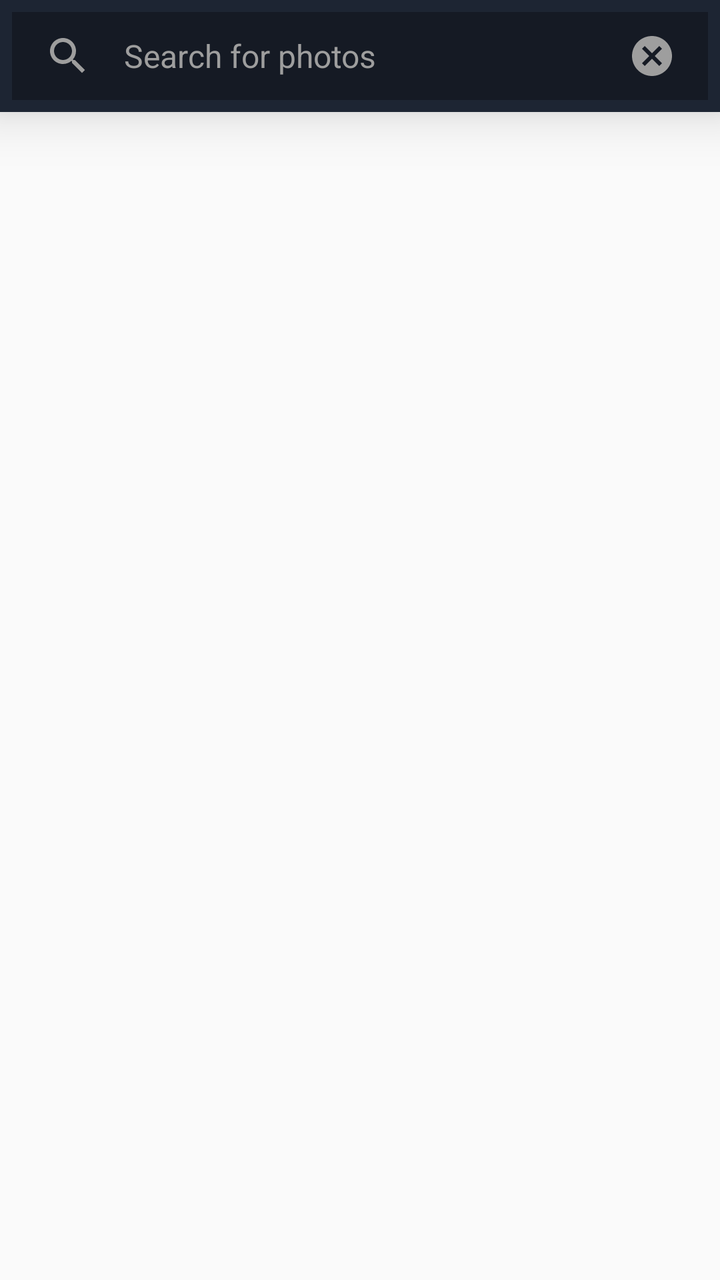
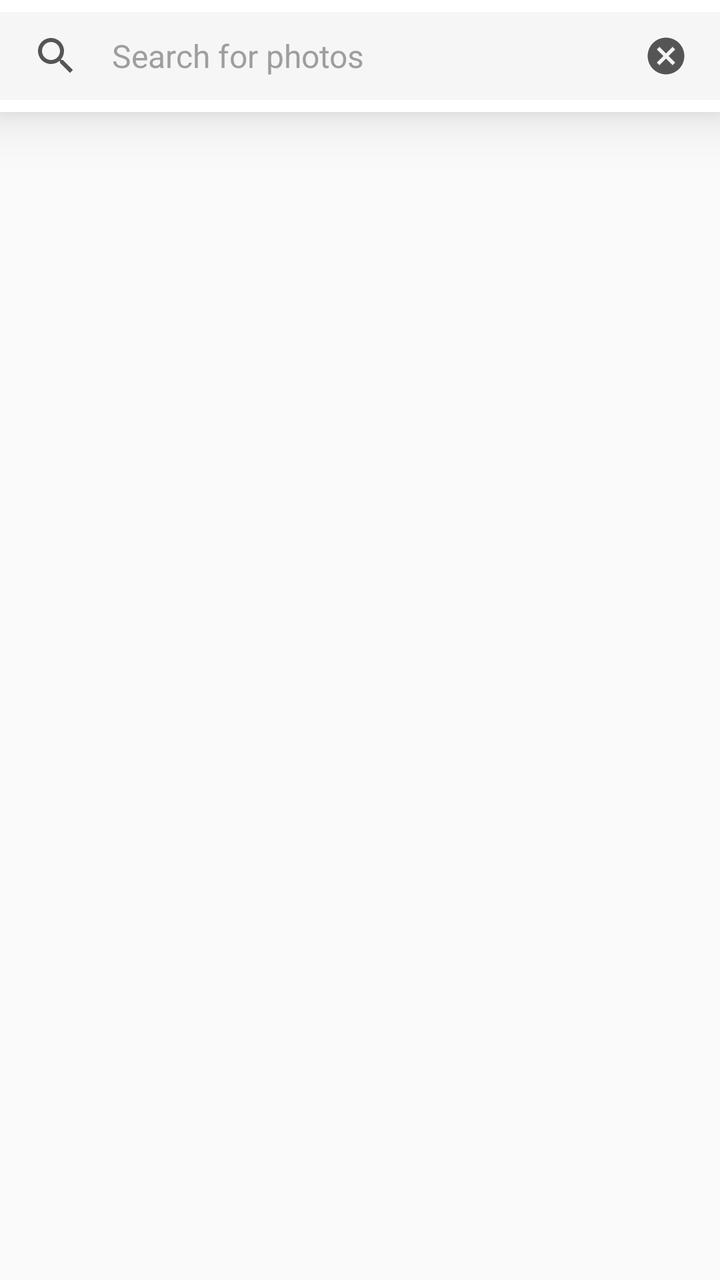

Screens rendered from an Android XML layout before and after an edit, with the pre-edit source and the edit as a unified diff.
<!-- AndroidManifest.xml: application theme AppTheme -->
<!-- res/layout/fragment_search.xml -->
<?xml version="1.0" encoding="utf-8"?>
<androidx.constraintlayout.widget.ConstraintLayout xmlns:android="http://schemas.android.com/apk/res/android"
    xmlns:app="http://schemas.android.com/apk/res-auto"
    android:layout_width="match_parent"
    android:layout_height="match_parent">

    <com.google.android.material.appbar.AppBarLayout
        android:id="@+id/searchAppBarLayout"
        android:layout_width="match_parent"
        android:layout_height="wrap_content"
        app:layout_constraintTop_toTopOf="parent"
        android:elevation="@dimen/appBarElevation">

        <androidx.appcompat.widget.Toolbar
            android:id="@+id/searchToolbar"
            android:layout_width="match_parent"
            android:layout_height="?actionBarSize"
            app:contentInsetStart="0dp"
            app:contentInsetEnd="0dp"
            app:theme="@style/Toolbar">

            <androidx.constraintlayout.widget.ConstraintLayout
                android:id="@+id/searchEditLayout"
                android:layout_width="match_parent"
                android:layout_height="match_parent"
                android:layout_margin="6dp"
                android:paddingStart="16dp"
                android:paddingEnd="16dp"
                android:background="@drawable/bg_search_layout">

                <ImageView
                    android:id="@+id/searchImage"
                    android:layout_width="wrap_content"
                    android:layout_height="wrap_content"
                    app:layout_constraintTop_toTopOf="parent"
                    app:layout_constraintStart_toStartOf="parent"
                    app:layout_constraintBottom_toBottomOf="parent"
                    android:contentDescription="@string/cn_search_icon"
                    android:src="@drawable/ic_search_gray_24dp"
                    android:background="@android:color/transparent"/>

                <EditText
                    android:id="@+id/searchEdit"
                    android:layout_width="0dp"
                    android:layout_height="match_parent"
                    android:layout_marginStart="16dp"
                    android:layout_marginEnd="16dp"
                    app:layout_constraintTop_toTopOf="parent"
                    app:layout_constraintStart_toEndOf="@id/searchImage"
                    app:layout_constraintEnd_toStartOf="@+id/searchClearButton"
                    app:layout_constraintBottom_toBottomOf="parent"
                    android:hint="@string/search_for_photos"
                    android:inputType="textCapSentences"
                    android:imeOptions="actionSearch"
                    android:singleLine="true"
                    android:maxLength="64"
                    android:textColorHint="@color/colorHint"
                    android:textColor="@android:color/white"
                    android:textSize="16sp"
                    android:background="@null"/>

                <ImageButton
                    android:id="@+id/searchClearButton"
                    android:layout_width="wrap_content"
                    android:layout_height="wrap_content"
                    app:layout_constraintTop_toTopOf="parent"
                    app:layout_constraintEnd_toEndOf="parent"
                    app:layout_constraintBottom_toBottomOf="parent"
                    android:contentDescription="@string/cn_clear_button"
                    android:src="@drawable/ic_close_circle_gray_24dp"
                    android:background="@android:color/transparent"/>

            </androidx.constraintlayout.widget.ConstraintLayout>

        </androidx.appcompat.widget.Toolbar>

        <com.google.android.material.tabs.TabLayout
            android:id="@+id/searchTabLayout"
            android:layout_width="match_parent"
            android:layout_height="wrap_content"
            app:tabTextColor="@android:color/white"
            app:tabSelectedTextColor="@android:color/white"
            app:tabTextAppearance="@style/TabBarTextAppearance"
            app:tabMode="fixed"
            app:tabGravity="fill"
            app:tabIndicatorHeight="4dp"
            android:background="@color/colorPrimary"
            android:visibility="gone"/>

    </com.google.android.material.appbar.AppBarLayout>

    <androidx.viewpager.widget.ViewPager
        android:id="@+id/searchViewPager"
        android:layout_width="match_parent"
        android:layout_height="0dp"
        app:layout_constraintTop_toBottomOf="@id/searchAppBarLayout"
        app:layout_constraintBottom_toBottomOf="parent"/>

</androidx.constraintlayout.widget.ConstraintLayout>
<!-- resources referenced by this layout -->
<resources>
  <color name="colorHint">#9E9E9E</color>
  <color name="colorPrimary">#1D2533</color>
  <dimen name="appBarElevation">16dp</dimen>
  <!-- drawable bg_search_layout (drawable) -->
  <?xml version="1.0" encoding="utf-8"?>
  <shape xmlns:android="http://schemas.android.com/apk/res/android"
      android:shape="rectangle">
      <solid android:color="@color/colorSearchBackground"/>
  </shape>
  <!-- drawable ic_close_circle_gray_24dp (drawable) -->
  <vector xmlns:android="http://schemas.android.com/apk/res/android"
      android:height="24dp"
      android:width="24dp"
      android:viewportWidth="24"
      android:viewportHeight="24">
      <path android:fillColor="#9E9E9E" android:pathData="M12,2C17.53,2 22,6.47 22,12C22,17.53 17.53,22 12,22C6.47,22 2,17.53 2,12C2,6.47 6.47,2 12,2M15.59,7L12,10.59L8.41,7L7,8.41L10.59,12L7,15.59L8.41,17L12,13.41L15.59,17L17,15.59L13.41,12L17,8.41L15.59,7Z" />
  </vector>
  <!-- drawable ic_search_gray_24dp (drawable) -->
  <vector android:height="24dp" android:tint="#9E9E9E"
      android:viewportHeight="24.0" android:viewportWidth="24.0"
      android:width="24dp" xmlns:android="http://schemas.android.com/apk/res/android">
      <path android:fillColor="#9E9E9E" android:pathData="M15.5,14h-0.79l-0.28,-0.27C15.41,12.59 16,11.11 16,9.5 16,5.91 13.09,3 9.5,3S3,5.91 3,9.5 5.91,16 9.5,16c1.61,0 3.09,-0.59 4.23,-1.57l0.27,0.28v0.79l5,4.99L20.49,19l-4.99,-5zM9.5,14C7.01,14 5,11.99 5,9.5S7.01,5 9.5,5 14,7.01 14,9.5 11.99,14 9.5,14z"/>
  </vector>
  <string name="cn_clear_button">Clear button</string>
  <string name="cn_search_icon">Search icon</string>
  <string name="search_for_photos">Search for photos</string>
  <style name="TabBarTextAppearance" parent="TextAppearance.Design.Tab">
          <item name="android:fontFamily">sans-serif-black</item>
      </style>
  <style name="Toolbar">
          <item name="colorControlNormal">@android:color/white</item>
      </style>
  <style name="AppTheme" parent="Theme.AppCompat.Light.NoActionBar">
          <item name="colorPrimary">@color/colorPrimary</item>
          <item name="colorPrimaryDark">@color/colorPrimaryDark</item>
          <item name="colorAccent">@color/colorAccent</item>
      </style>
  <color name="colorSearchBackground">#151A24</color>
  <color name="colorPrimaryDark">#1D2533</color>
  <color name="colorAccent">#FF4081</color>
</resources>

<!-- the commit's change to res/layout/fragment_search.xml (unified diff, before → after) -->
@@ -23,7 +23,8 @@
                 android:id="@+id/searchEditLayout"
                 android:layout_width="match_parent"
                 android:layout_height="match_parent"
-                android:layout_margin="6dp"
+                android:layout_marginTop="6dp"
+                android:layout_marginBottom="6dp"
                 android:paddingStart="16dp"
                 android:paddingEnd="16dp"
                 android:background="@drawable/bg_search_layout">
@@ -36,7 +37,7 @@
                     app:layout_constraintStart_toStartOf="parent"
                     app:layout_constraintBottom_toBottomOf="parent"
                     android:contentDescription="@string/cn_search_icon"
-                    android:src="@drawable/ic_search_gray_24dp"
+                    android:src="@drawable/ic_search_24dp"
                     android:background="@android:color/transparent"/>
 
                 <EditText
@@ -55,7 +56,7 @@
                     android:singleLine="true"
                     android:maxLength="64"
                     android:textColorHint="@color/colorHint"
-                    android:textColor="@android:color/white"
+                    android:textColor="@color/colorText"
                     android:textSize="16sp"
                     android:background="@null"/>
 
@@ -67,7 +68,7 @@
                     app:layout_constraintEnd_toEndOf="parent"
                     app:layout_constraintBottom_toBottomOf="parent"
                     android:contentDescription="@string/cn_clear_button"
-                    android:src="@drawable/ic_close_circle_gray_24dp"
+                    android:src="@drawable/ic_close_circle_22dp"
                     android:background="@android:color/transparent"/>
 
             </androidx.constraintlayout.widget.ConstraintLayout>
@@ -78,8 +79,8 @@
             android:id="@+id/searchTabLayout"
             android:layout_width="match_parent"
             android:layout_height="wrap_content"
-            app:tabTextColor="@android:color/white"
-            app:tabSelectedTextColor="@android:color/white"
+            app:tabTextColor="@color/colorText"
+            app:tabSelectedTextColor="@color/colorText"
             app:tabTextAppearance="@style/TabBarTextAppearance"
             app:tabMode="fixed"
             app:tabGravity="fill"
<!-- resource entries referenced after the edit -->
@@ -1,7 +1,8 @@
 <!-- resources referenced by this layout -->
 <resources>
   <color name="colorHint">#9E9E9E</color>
-  <color name="colorPrimary">#1D2533</color>
+  <color name="colorPrimary">#FFFFFF</color>
+  <color name="colorText">#555555</color>
   <dimen name="appBarElevation">16dp</dimen>
   <!-- drawable bg_search_layout (drawable) -->
   <?xml version="1.0" encoding="utf-8"?>
@@ -9,19 +10,19 @@
       android:shape="rectangle">
       <solid android:color="@color/colorSearchBackground"/>
   </shape>
-  <!-- drawable ic_close_circle_gray_24dp (drawable) -->
+  <!-- drawable ic_close_circle_22dp (drawable) -->
   <vector xmlns:android="http://schemas.android.com/apk/res/android"
-      android:height="24dp"
-      android:width="24dp"
+      android:height="22dp"
+      android:width="22dp"
       android:viewportWidth="24"
       android:viewportHeight="24">
-      <path android:fillColor="#9E9E9E" android:pathData="M12,2C17.53,2 22,6.47 22,12C22,17.53 17.53,22 12,22C6.47,22 2,17.53 2,12C2,6.47 6.47,2 12,2M15.59,7L12,10.59L8.41,7L7,8.41L10.59,12L7,15.59L8.41,17L12,13.41L15.59,17L17,15.59L13.41,12L17,8.41L15.59,7Z" />
+      <path android:fillColor="@color/colorIcon" android:pathData="M12,2C17.53,2 22,6.47 22,12C22,17.53 17.53,22 12,22C6.47,22 2,17.53 2,12C2,6.47 6.47,2 12,2M15.59,7L12,10.59L8.41,7L7,8.41L10.59,12L7,15.59L8.41,17L12,13.41L15.59,17L17,15.59L13.41,12L17,8.41L15.59,7Z" />
   </vector>
-  <!-- drawable ic_search_gray_24dp (drawable) -->
-  <vector android:height="24dp" android:tint="#9E9E9E"
+  <!-- drawable ic_search_24dp (drawable) -->
+  <vector android:height="24dp" android:tint="@color/colorIcon"
       android:viewportHeight="24.0" android:viewportWidth="24.0"
       android:width="24dp" xmlns:android="http://schemas.android.com/apk/res/android">
-      <path android:fillColor="#9E9E9E" android:pathData="M15.5,14h-0.79l-0.28,-0.27C15.41,12.59 16,11.11 16,9.5 16,5.91 13.09,3 9.5,3S3,5.91 3,9.5 5.91,16 9.5,16c1.61,0 3.09,-0.59 4.23,-1.57l0.27,0.28v0.79l5,4.99L20.49,19l-4.99,-5zM9.5,14C7.01,14 5,11.99 5,9.5S7.01,5 9.5,5 14,7.01 14,9.5 11.99,14 9.5,14z"/>
+      <path android:fillColor="@color/colorIcon" android:pathData="M15.5,14h-0.79l-0.28,-0.27C15.41,12.59 16,11.11 16,9.5 16,5.91 13.09,3 9.5,3S3,5.91 3,9.5 5.91,16 9.5,16c1.61,0 3.09,-0.59 4.23,-1.57l0.27,0.28v0.79l5,4.99L20.49,19l-4.99,-5zM9.5,14C7.01,14 5,11.99 5,9.5S7.01,5 9.5,5 14,7.01 14,9.5 11.99,14 9.5,14z"/>
   </vector>
   <string name="cn_clear_button">Clear button</string>
   <string name="cn_search_icon">Search icon</string>
@@ -32,13 +33,18 @@
   <style name="Toolbar">
           <item name="colorControlNormal">@android:color/white</item>
       </style>
-  <style name="AppTheme" parent="Theme.AppCompat.Light.NoActionBar">
+  <style name="AppTheme" parent="Theme.AppCompat.DayNight.NoActionBar">
           <item name="colorPrimary">@color/colorPrimary</item>
           <item name="colorPrimaryDark">@color/colorPrimaryDark</item>
           <item name="colorAccent">@color/colorAccent</item>
+          <item name="android:windowLightStatusBar">true</item>
+          <item name="android:windowLightNavigationBar">true</item>
+          <item name="android:navigationBarColor">@color/colorNavigationBar</item>
       </style>
-  <color name="colorSearchBackground">#151A24</color>
-  <color name="colorPrimaryDark">#1D2533</color>
+  <color name="colorSearchBackground">#85EEEEEE</color>
+  <color name="colorIcon">#555555</color>
+  <color name="colorPrimaryDark">#FFFFFF</color>
   <color name="colorAccent">#FF4081</color>
+  <color name="colorNavigationBar">@color/colorPrimaryDark</color>
 </resources>
 
